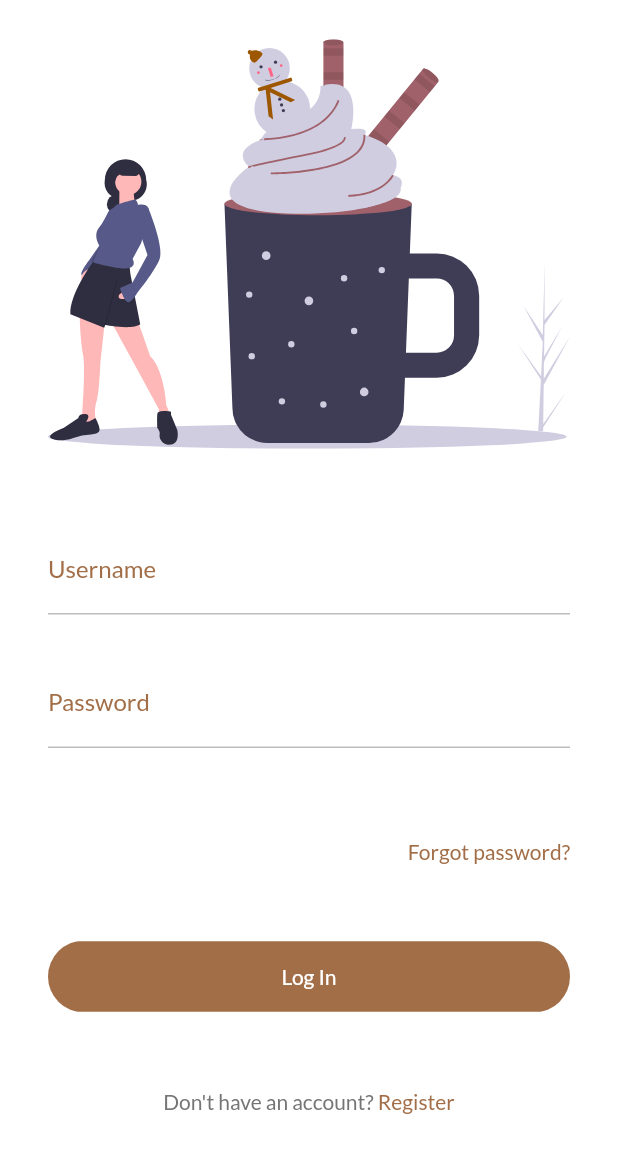
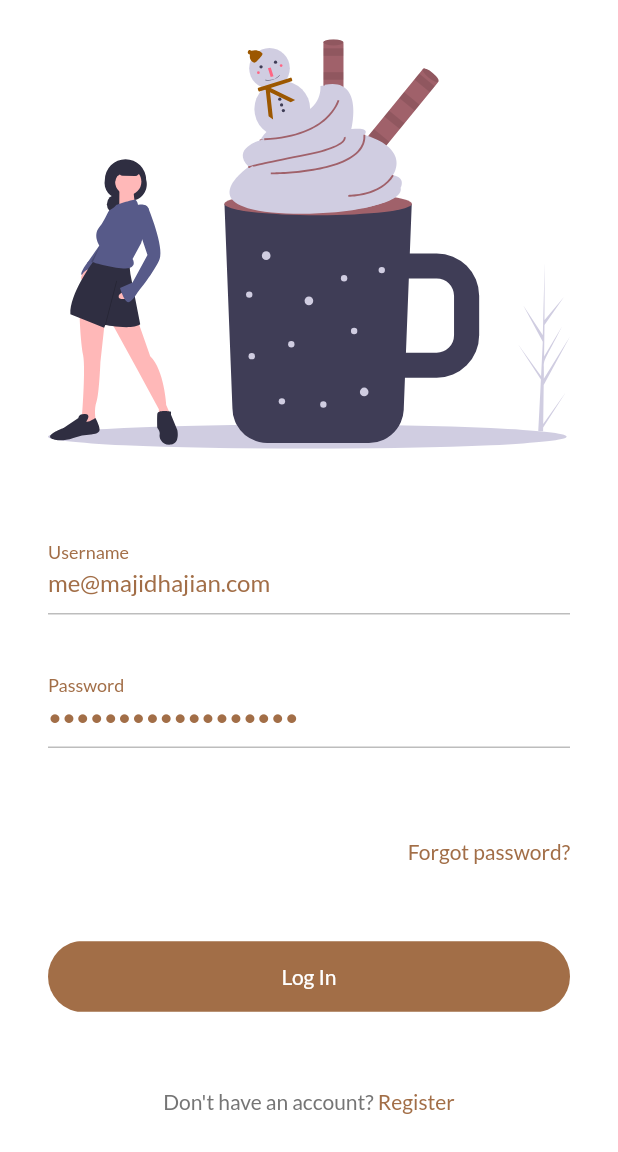
Before and after one commit to mhadaily/MJ-Coffee-app, a Flutter app: the screen it shows after launch, after a tap on "Register", on a phone screen of 412 x 824 dp, the part 84-1236 px from its top. Run offline on Flutter 3.47's test engine with Material 2 defaults, Android fonts, the light colour scheme and no system bars; our stand-ins replace flutter_spinkit, flutter_svg, font_awesome_flutter, google_fonts.

Commit message:
run with beta and dev

```diff
--- a/lib/data_providers/auth_data_provider.dart
+++ b/lib/data_providers/auth_data_provider.dart
@@ -23,7 +23,8 @@ class AuthDataProvider implements BaseAuth {
   ) async {
     final String body = jsonEncode({email: email, password: password});
     final Response res = await http.post('API_ENDPOINT', body);
-
+    print('API_ENDPOINT');
+    print(res.headers);
     return res.statusCode == 200;
   }
 
--- a/lib/data_providers/http_client.dart
+++ b/lib/data_providers/http_client.dart
@@ -1,9 +1,13 @@
 import 'package:http/http.dart' as http;
 
 class HttpClient {
+  final uri = Uri.https(
+    'reqres.in',
+    "/api/users/",
+  );
   Future<http.Response> get(String api) async {
     // just to fake an API request
-    await http.get('https://reqres.in/api/users');
+    await http.get(uri);
     return Future.delayed(
       const Duration(seconds: 1),
       () => http.Response('success', 200),
@@ -12,7 +16,7 @@ class HttpClient {
 
   Future<http.Response> post(String api, String body) async {
     // just to fake an API request
-    await http.get('https://reqres.in/api/users');
+    await http.get(uri);
     return Future.delayed(
       const Duration(seconds: 1),
       () => http.Response('success', 200),
--- a/lib/screens/login.dart
+++ b/lib/screens/login.dart
@@ -35,6 +35,13 @@ class _LoginScreenState extends State<LoginScreen> {
   final formKey = GlobalKey<FormState>();
   final _emailFieldController = TextEditingController();
   final _passwordFieldController = TextEditingController();
+
+  @override
+  void initState() {
+    super.initState();
+    _emailFieldController.text = 'me@majidhajian.com';
+    _passwordFieldController.text = 'me@majidhajian.com';
+  }
 
   @override
   Widget build(BuildContext context) {
@@ -112,7 +119,7 @@ class _LoginScreenState extends State<LoginScreen> {
       );
 
       widget.scaffoldKey.currentState.hideCurrentSnackBar();
-
+      print(loggedIn);
       if (loggedIn) {
         CoffeeRouter.instance.push(MenuScreen.route());
       } else {
--- a/lib/widgets/login_inputs.dart
+++ b/lib/widgets/login_inputs.dart
@@ -9,7 +9,7 @@ class LoginInputs extends StatelessWidget {
     this.passwordFieldController,
   }) : super(key: key);
 
-  final emailFieldController;
+  final  emailFieldController;
   final passwordFieldController;
 
   @override
```
Also changed, not shown: pubspec.yaml (+3 -7 lines), pubspec.lock.
